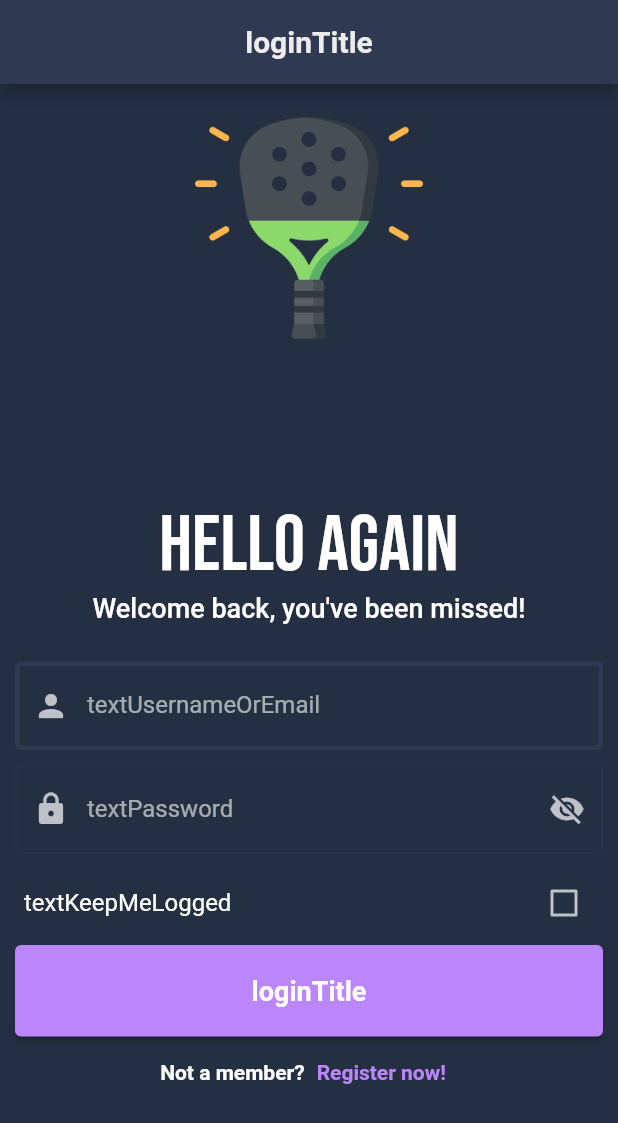
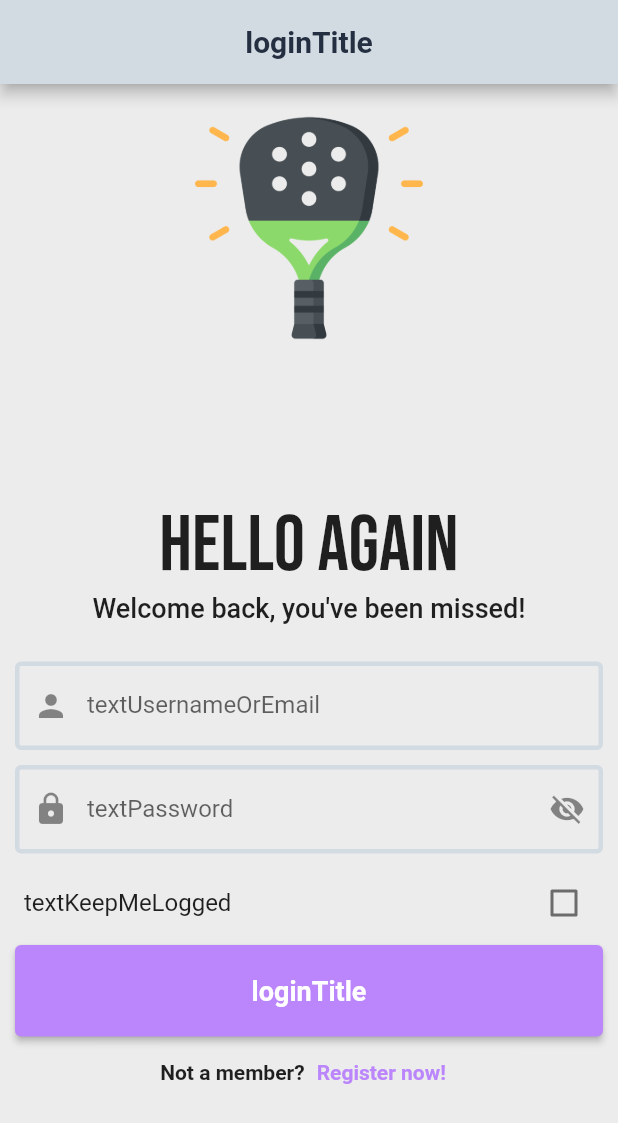
Before and after one commit to Alvaro-Final-Proyect/App, a Flutter app: the screen it shows after launch, on a phone screen of 412 x 824 dp. Shown: the top 1123 px of the screen. Run offline on Flutter 3.47's test engine with Material 2 defaults, Android fonts, the phone set to English and light mode, and no system bars; our stand-ins replace dio, fluttertoast, get, google_fonts, grouped_list, retrofit and 1 more; missing offline and left inert: gender_picker, graphview, icon_badge; accounts and stored records are empty; generated files the repository leaves out were written again.

Commit message:
- big changes

```diff
--- a/lib/data/network/api_client.dart
+++ b/lib/data/network/api_client.dart
@@ -39,4 +39,7 @@ abstract class ApiClient{
 
   @PATCH('/api/matches/joinToMatch/{id}&{index}')
   Future<MatchModel> joinToMatch(@Path() String id, @Path() int index);
+
+  @PATCH('/api/matches/leaveMatch/{id}')
+  Future<MatchModel> leaveMatch(@Path() String id);
 }
--- a/lib/data/network/api_service.dart
+++ b/lib/data/network/api_service.dart
@@ -67,4 +67,9 @@ class ApiService {
     final updatedMatch = await RetrofitHelper.getApiClient().joinToMatch(matchId, index);
     return updatedMatch;
   }
+
+  Future<MatchModel> leaveMatch(String matchId) async {
+    final updatedMatch = await RetrofitHelper.getApiClient().leaveMatch(matchId);
+    return updatedMatch;
+  }
 }
--- a/lib/main.dart
+++ b/lib/main.dart
@@ -1,9 +1,9 @@
 import 'dart:io';
-import 'package:flutter/services.dart';
+import 'dart:developer';
+import 'package:flutter/scheduler.dart';
 import 'package:padel/core/retrofit_helper.dart';
 import 'package:padel/core/shared_preferences_helper.dart';
 import 'package:padel/pages.dart';
-import 'package:padel/res/colors.dart';
 import 'package:padel/res/themes.dart';
 import 'package:padel/screens/home_screen/home_page.dart';
 import 'package:padel/screens/login_screen/login_page.dart';
@@ -38,6 +38,10 @@ class MyApp extends StatelessWidget {
   Widget build(BuildContext context) {
     // With this we init the retrofit helper
     RetrofitHelper();
+    bool isDarkMode = SharedPreferencesHelper.sharedPreferences.getBool('isDarkMode')
+        ?? SchedulerBinding.instance.window.platformBrightness == Brightness.dark;
+
+    log(isDarkMode.toString());
 
     return GetMaterialApp(
       debugShowCheckedModeBanner: false,
@@ -45,7 +49,7 @@ class MyApp extends StatelessWidget {
       title: 'Flutter Demo',
       theme: lightTheme,
       darkTheme: darkTheme,
-      themeMode: ThemeMode.dark,
+      themeMode: isDarkMode ? ThemeMode.dark : ThemeMode.light,
       home: loadFirstPage(),
       translations: Messages(),
       locale: Locale(Platform.localeName),
--- a/lib/res/themes.dart
+++ b/lib/res/themes.dart
@@ -59,7 +59,7 @@ final lightTheme = ThemeData.light().copyWith(
   ),
   scaffoldBackgroundColor: white,
   floatingActionButtonTheme: const FloatingActionButtonThemeData(
-    backgroundColor: Color(0xff00b0fd),
+    backgroundColor: lightGray,
   ),
   drawerTheme: const DrawerThemeData(
       backgroundColor: lightGray
--- a/lib/screens/friend_screen/friend_body.dart
+++ b/lib/screens/friend_screen/friend_body.dart
@@ -35,7 +35,7 @@ class FriendBody extends StatelessWidget {
       log('reload');
 
       return _friendController.isLoading()
-          ? const CircularProgressIndicator()
+          ? const Center(child: CircularProgressIndicator(),)
           : TabBarView(children: [
               RefreshIndicator(
                   onRefresh: _refresh,
--- a/lib/screens/home_screen/home_page.dart
+++ b/lib/screens/home_screen/home_page.dart
@@ -33,7 +33,7 @@ class HomePage extends StatelessWidget {
           )
         ],
       ),
-      body: Obx(() => homeController.isLoading() ? const CircularProgressIndicator() : const HomeBody()),
+      body: Obx(() => homeController.isLoading() ? const Center(child: CircularProgressIndicator(),) : const HomeBody()),
     );
   }
 }
--- a/lib/screens/matches_sceen/matches_controller.dart
+++ b/lib/screens/matches_sceen/matches_controller.dart
@@ -3,6 +3,7 @@ import 'package:padel/data/models/match_model.dart';
 import 'package:padel/domain/matches_use_case/get_all_matches_use_case.dart';
 import 'package:padel/domain/matches_use_case/join_to_match_use_case.dart';
 import 'package:get/get.dart';
+import 'package:padel/domain/matches_use_case/leave_match_use_case.dart';
 
 class MatchesController extends GetxController {
 
--- a/lib/screens/matches_sceen/player_item.dart
+++ b/lib/screens/matches_sceen/player_item.dart
@@ -25,9 +25,9 @@ class PlayerItem extends StatelessWidget {
               backgroundImage: player.value != null ? const NetworkImage(
                   'https://grandimageinc.com/wp-content/uploads/2015/09/icon-user-default.png'
               ) : null,
-              backgroundColor: player.value == null ? black : null,
+              backgroundColor: player.value == null ? Theme.of(context).colorScheme.onPrimary : null,
               child: player.value == null
-                  ? const Icon(Icons.add, color: white)
+                  ? const Icon(Icons.add, color: Colors.white)
                   : null,
             ),
             onTap: () {
--- a/lib/screens/settings_screen/settings_screen.dart
+++ b/lib/screens/settings_screen/settings_screen.dart
@@ -3,9 +3,7 @@ import 'dart:developer';
 import 'package:padel/screens/settings_screen/settings_controller.dart';
 import 'package:flutter/material.dart';
 import 'package:get/get.dart';
-
 import '../../res/colors.dart';
-import '../../res/themes.dart';
 
 class SettingsScreen extends StatelessWidget {
   SettingsScreen({Key? key}) : super(key: key);
@@ -26,6 +24,7 @@ class SettingsScreen extends StatelessWidget {
                 );
 
                 settingsController.isDarkMode = !Get.isDarkMode;
+                settingsController.saveTheme();
               },
               icon: Icon(
                 settingsController.isDarkMode ? Icons.dark_mode : Icons.light_mode,
--- a/lib/widgets/custom_password_field.dart
+++ b/lib/widgets/custom_password_field.dart
@@ -41,6 +41,9 @@ class CustomPasswordField extends StatelessWidget {
           decoration: InputDecoration(
             labelText: labelText.tr,
             border: const OutlineInputBorder(),
+            enabledBorder: OutlineInputBorder(
+                borderSide: BorderSide(color: Theme.of(context).colorScheme.onSurface, width: 3.0)
+            ),
             prefixIcon: const Icon(Icons.lock),
             suffixIcon: IconButton(
               onPressed: customPasswordFieldController.toggleVisibility,
```
Also changed, not shown: lib/domain/matches_use_case/leave_match_use_case.dart (added, +7 -0 lines), lib/screens/match_screen/match_body.dart (+96 -40 lines), lib/screens/match_screen/match_controller.dart (+14 -0 lines), lib/screens/settings_screen/settings_controller.dart (+8 -0 lines), lib/data/network/api_client.g.dart.
